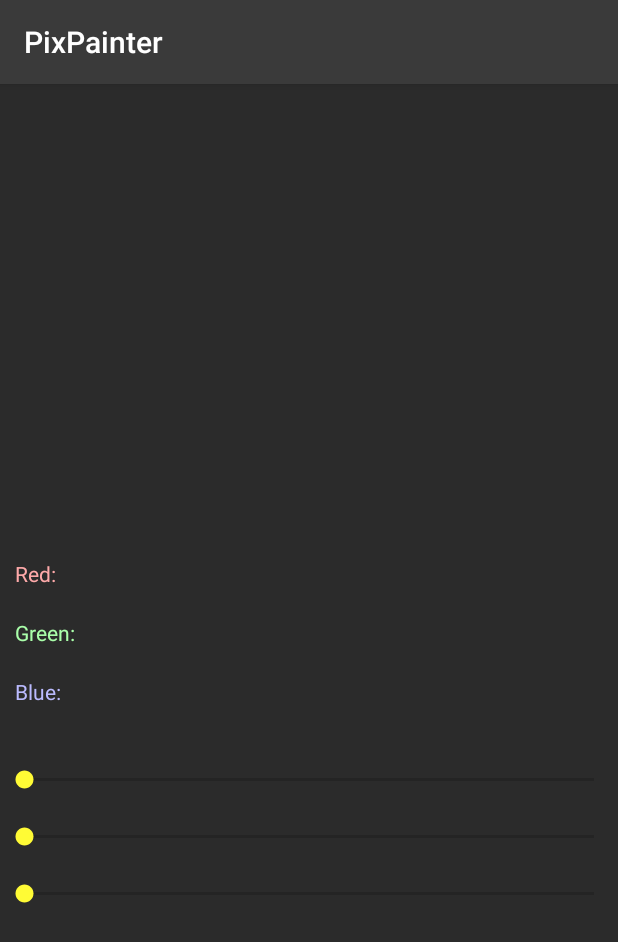
After one commit to juusojpak/PixPainter, an Android app: the fragment ColorPickerDialog shown on its own in the app's theme, on a phone screen of 412 x 824 dp. The commit adds this screen. Shown: the top 942 px of the screen. Run offline under Robolectric (Android 15) with nearby library versions, the phone set to English and light mode, and no system bars.

Commit message:
Create custom dialog fragment for color picker.

```diff
--- /dev/null
+++ b/app/src/main/java/fi/tamk/jpak/pixpainter/colorpicker/ColorPickerDialog.java
@@ -0,0 +1,42 @@
+package fi.tamk.jpak.pixpainter.colorpicker;
+
+import android.app.DialogFragment;
+import android.os.Bundle;
+import android.view.LayoutInflater;
+import android.view.View;
+import android.view.ViewGroup;
+import android.widget.LinearLayout;
+
+import fi.tamk.jpak.pixpainter.R;
+
+/**
+ * Created by Juuso Pakarinen on 16/04/2017.
+ */
+public class ColorPickerDialog extends DialogFragment {
+
+    public ColorPickerDialog() {}
+
+    @Override
+    public View onCreateView(LayoutInflater inflater, ViewGroup container, Bundle savedInstanceState) {
+        return inflater.inflate(R.layout.color_dialog, container);
+    }
+
+    @Override
+    public void onViewCreated(View view, Bundle savedInstanceState) {
+        getDialog().setTitle("Color Picker");
+    }
+
+    @Override
+    public void onResume() {
+        try {
+            ViewGroup.LayoutParams params = getDialog().getWindow().getAttributes();
+            params.width = LinearLayout.LayoutParams.MATCH_PARENT;
+            params.height = LinearLayout.LayoutParams.MATCH_PARENT;
+            getDialog().getWindow().setAttributes((android.view.WindowManager.LayoutParams) params);
+        } catch (NullPointerException e) {
+            e.printStackTrace();
+        }
+
+        super.onResume();
+    }
+}
--- /dev/null
+++ b/app/src/main/res/layout/color_dialog.xml
@@ -0,0 +1,65 @@
+<?xml version="1.0" encoding="utf-8"?>
+<LinearLayout xmlns:android="http://schemas.android.com/apk/res/android"
+              android:id="@+id/colorPickerLayout"
+              android:orientation="vertical"
+              android:layout_width="match_parent"
+              android:layout_height="match_parent"
+              android:background="@color/colorPrimaryDark">
+
+    <View
+        android:id="@+id/colorArea"
+        android:layout_width="match_parent"
+        android:layout_height="0dp"
+        android:layout_weight="2"/>
+
+    <LinearLayout
+        android:layout_width="match_parent"
+        android:orientation="vertical"
+        android:layout_height="0dp"
+        android:layout_weight="3">
+
+        <TextView
+            android:id="@+id/redText"
+            android:text="@string/red"
+            android:textColor="#ffaaaa"
+            android:layout_width="match_parent"
+            android:layout_height="wrap_content"
+            android:padding="10dp"/>
+
+        <TextView
+            android:id="@+id/greenText"
+            android:text="@string/green"
+            android:textColor="#aaffaa"
+            android:layout_width="match_parent"
+            android:layout_height="wrap_content"
+            android:padding="10dp"/>
+
+        <TextView
+            android:id="@+id/blueText"
+            android:text="@string/blue"
+            android:textColor="#bbbbff"
+            android:layout_width="match_parent"
+            android:layout_height="wrap_content"
+            android:padding="10dp"/>
+
+        <SeekBar
+            android:id="@+id/redBar"
+            android:layout_width="match_parent"
+            android:layout_height="wrap_content"
+            android:padding="10dp"
+            android:layout_marginTop="20dp"/>
+
+        <SeekBar
+            android:id="@+id/greenBar"
+            android:layout_width="match_parent"
+            android:layout_height="wrap_content"
+            android:padding="10dp"/>
+
+        <SeekBar
+            android:id="@+id/blueBar"
+            android:layout_width="match_parent"
+            android:layout_height="wrap_content"
+            android:padding="10dp"/>
+
+    </LinearLayout>
+</LinearLayout>
--- a/app/src/main/res/values/strings.xml
+++ b/app/src/main/res/values/strings.xml
@@ -3,4 +3,7 @@
     <string name="create_new_pic">Start drawing</string>
     <string name="columns">Columns</string>
     <string name="rows">Rows</string>
+    <string name="red">Red: </string>
+    <string name="green">Green: </string>
+    <string name="blue">Blue: </string>
 </resources>
```
